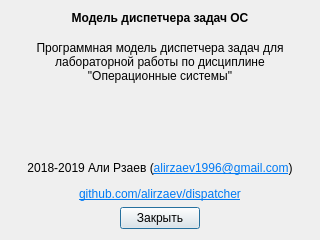
Qt form dispatcher/aboutwindow.ui (alirzaev/dispatcher) before a commit.
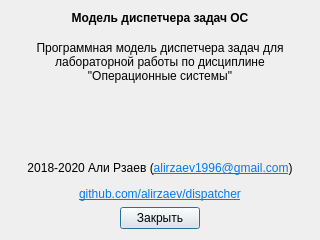
The same form after that commit.

Patch:
```diff
--- a/dispatcher/aboutwindow.ui
+++ b/dispatcher/aboutwindow.ui
@@ -110,7 +110,7 @@
      <item>
       <widget class="QLabel" name="labelLink">
        <property name="text">
-        <string>&lt;html&gt;&lt;head/&gt;&lt;body&gt;&lt;p&gt;2018-2019 Али Рзаев (&lt;a href=&quot;mailto:alirzaev1996@gmail.com&quot;&gt;&lt;span style=&quot; text-decoration: underline; color:#007af4;&quot;&gt;alirzaev1996@gmail.com&lt;/span&gt;&lt;/a&gt;)&lt;/p&gt;&lt;p&gt;&lt;a href=&quot;https://github.com/alirzaev/dispatcher&quot;&gt;&lt;span style=&quot; text-decoration: underline; color:#007af4;&quot;&gt;github.com/alirzaev/dispatcher&lt;/span&gt;&lt;/a&gt;&lt;/p&gt;&lt;/body&gt;&lt;/html&gt;</string>
+        <string>&lt;html&gt;&lt;head/&gt;&lt;body&gt;&lt;p&gt;2018-2020 Али Рзаев (&lt;a href=&quot;mailto:alirzaev1996@gmail.com&quot;&gt;&lt;span style=&quot; text-decoration: underline; color:#007af4;&quot;&gt;alirzaev1996@gmail.com&lt;/span&gt;&lt;/a&gt;)&lt;/p&gt;&lt;p&gt;&lt;a href=&quot;https://github.com/alirzaev/dispatcher&quot;&gt;&lt;span style=&quot; text-decoration: underline; color:#007af4;&quot;&gt;github.com/alirzaev/dispatcher&lt;/span&gt;&lt;/a&gt;&lt;/p&gt;&lt;/body&gt;&lt;/html&gt;</string>
        </property>
        <property name="textFormat">
         <enum>Qt::RichText</enum>
```
